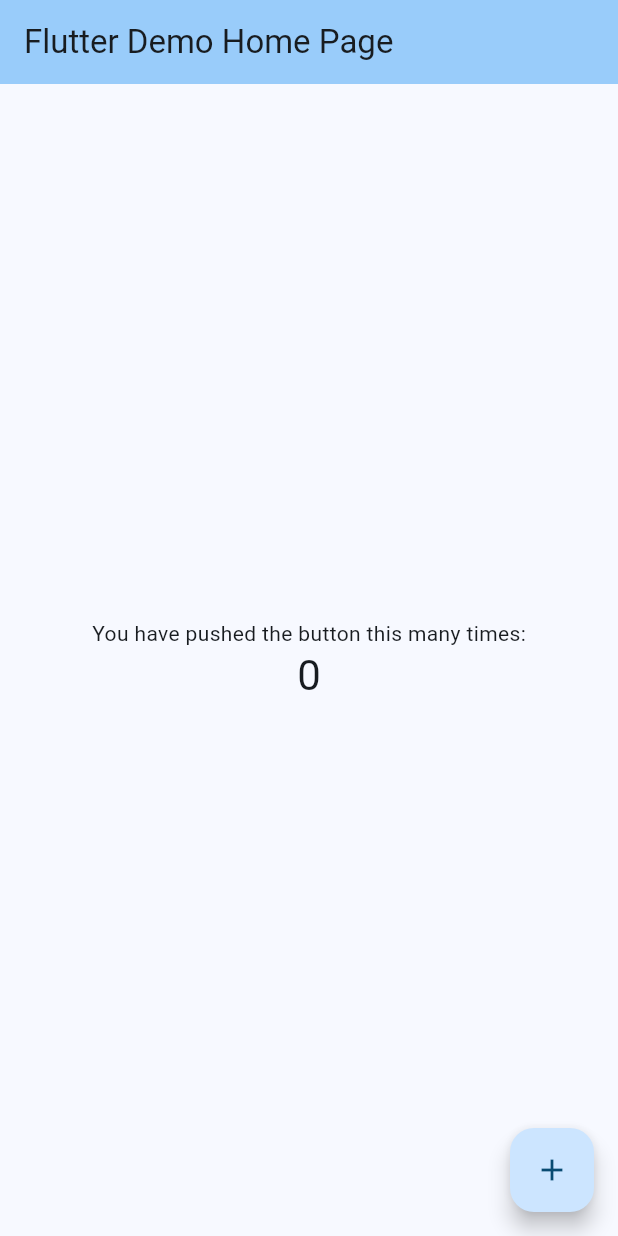
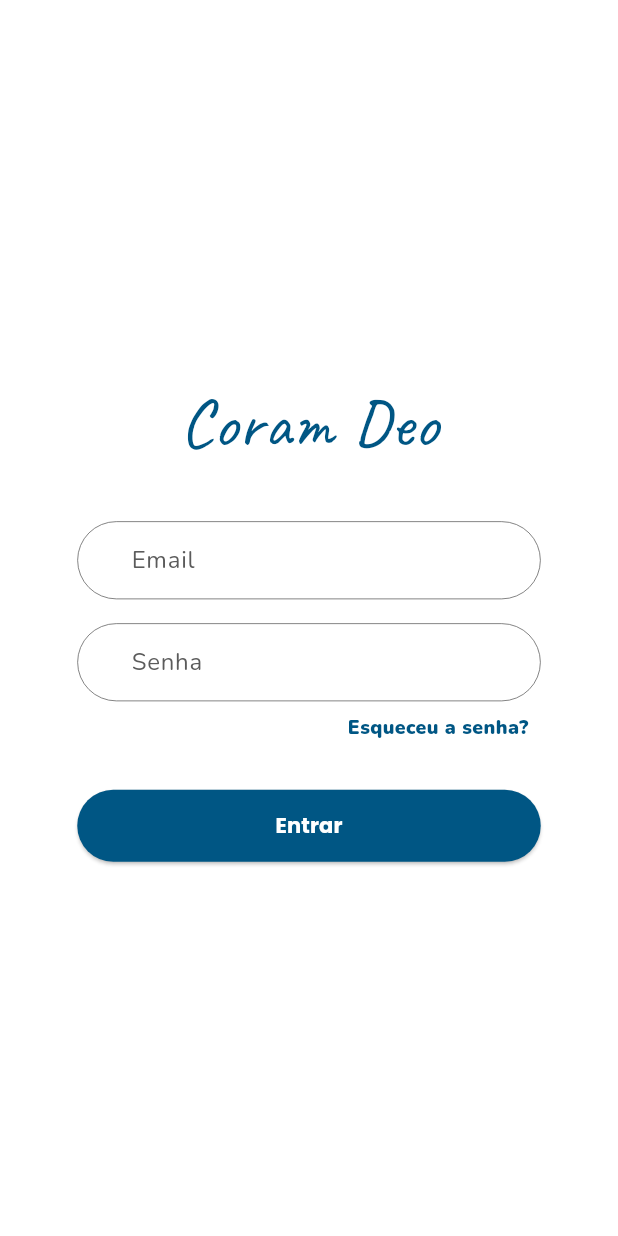
Before and after one commit to BrunoRisso58/coram-deo-mobile, a Flutter app: the screen it shows after launch, on a phone screen of 412 x 824 dp. Run offline on Flutter 3.47's test engine with Material 3 defaults, Android fonts, the phone set to English and light mode, and no system bars; our stand-ins replace google_fonts, shared_preferences.

Commit message:
Feat: login

```diff
--- /dev/null
+++ b/lib/constants/api.dart
@@ -0,0 +1,3 @@
+class ApiConfig {
+  static const String baseUrl = 'https://api.coramdeo-app.com/api';
+}
--- a/lib/main.dart
+++ b/lib/main.dart
@@ -1,7 +1,8 @@
 import 'package:flutter/material.dart';
 import 'theme/app_colors.dart';
+import 'screens/login_screen.dart';
 
-void main() {
+void main() async {
   runApp(const MyApp());
 }
 
@@ -12,112 +13,17 @@
   @override
   Widget build(BuildContext context) {
     return MaterialApp(
-      title: 'Flutter Demo',
+      title: 'Coram Deo',
+      debugShowCheckedModeBanner: false,
       theme: ThemeData(
-        // This is the theme of your application.
-        //
-        // TRY THIS: Try running your application with "flutter run". You'll see
-        // the application has a purple toolbar. Then, without quitting the app,
-        // try changing the seedColor in the colorScheme below to Colors.green
-        // and then invoke "hot reload" (save your changes or press the "hot
-        // reload" button in a Flutter-supported IDE, or press "r" if you used
-        // the command line to start the app).
-        //
-        // Notice that the counter didn't reset back to zero; the application
-        // state is not lost during the reload. To reset the state, use hot
-        // restart instead.
-        //
-        // This works for code too, not just values: Most code changes can be
-        // tested with just a hot reload.
-        colorScheme: ColorScheme.fromSeed(seedColor: AppColors.primary),
+        primaryColor: AppColors.primary,
+        scaffoldBackgroundColor: AppColors.primary,
+        colorScheme: ColorScheme.fromSeed(
+          seedColor: AppColors.primary
+        ),
+        useMaterial3: true,
       ),
-      home: const MyHomePage(title: 'Flutter Demo Home Page'),
+      home: LoginScreen(),
     );
   }
 }
-
-class MyHomePage extends StatefulWidget {
-  const MyHomePage({super.key, required this.title});
-
-  // This widget is the home page of your application. It is stateful, meaning
-  // that it has a State object (defined below) that contains fields that affect
-  // how it looks.
-
-  // This class is the configuration for the state. It holds the values (in this
-  // case the title) provided by the parent (in this case the App widget) and
-  // used by the build method of the State. Fields in a Widget subclass are
-  // always marked "final".
-
-  final String title;
-
-  @override
-  State<MyHomePage> createState() => _MyHomePageState();
-}
-
-class _MyHomePageState extends State<MyHomePage> {
-  int _counter = 0;
-
-  void _incrementCounter() {
-    setState(() {
-      // This call to setState tells the Flutter framework that something has
-      // changed in this State, which causes it to rerun the build method below
-      // so that the display can reflect the updated values. If we changed
-      // _counter without calling setState(), then the build method would not be
-      // called again, and so nothing would appear to happen.
-      _counter++;
-    });
-  }
-
-  @override
-  Widget build(BuildContext context) {
-    // This method is rerun every time setState is called, for instance as done
-    // by the _incrementCounter method above.
-    //
-    // The Flutter framework has been optimized to make rerunning build methods
-    // fast, so that you can just rebuild anything that needs updating rather
-    // than having to individually change instances of widgets.
-    return Scaffold(
-      appBar: AppBar(
-        // TRY THIS: Try changing the color here to a specific color (to
-        // Colors.amber, perhaps?) and trigger a hot reload to see the AppBar
-        // change color while the other colors stay the same.
-        backgroundColor: Theme.of(context).colorScheme.inversePrimary,
-        // Here we take the value from the MyHomePage object that was created by
-        // the App.build method, and use it to set our appbar title.
-        title: Text(widget.title),
-      ),
-      body: Center(
-        // Center is a layout widget. It takes a single child and positions it
-        // in the middle of the parent.
-        child: Column(
-          // Column is also a layout widget. It takes a list of children and
-          // arranges them vertically. By default, it sizes itself to fit its
-          // children horizontally, and tries to be as tall as its parent.
-          //
-          // Column has various properties to control how it sizes itself and
-          // how it positions its children. Here we use mainAxisAlignment to
-          // center the children vertically; the main axis here is the vertical
-          // axis because Columns are vertical (the cross axis would be
-          // horizontal).
-          //
-          // TRY THIS: Invoke "debug painting" (choose the "Toggle Debug Paint"
-          // action in the IDE, or press "p" in the console), to see the
-          // wireframe for each widget.
-          mainAxisAlignment: MainAxisAlignment.center,
-          children: <Widget>[
-            const Text('You have pushed the button this many times:'),
-            Text(
-              '$_counter',
-              style: Theme.of(context).textTheme.headlineMedium,
-            ),
-          ],
-        ),
-      ),
-      floatingActionButton: FloatingActionButton(
-        onPressed: _incrementCounter,
-        tooltip: 'Increment',
-        child: const Icon(Icons.add),
-      ), // This trailing comma makes auto-formatting nicer for build methods.
-    );
-  }
-}
--- /dev/null
+++ b/lib/screens/login_screen.dart
@@ -0,0 +1,137 @@
+import 'package:flutter/material.dart';
+import 'package:google_fonts/google_fonts.dart';
+import '../theme/app_colors.dart';
+import '../widgets/login_form_text_field.dart';
+import '../widgets/login_button.dart';
+import '../constants/api.dart';
+import '../services/AuthService.dart';
+
+class LoginScreen extends StatefulWidget {
+  const LoginScreen({super.key});
+
+  @override
+  State<LoginScreen> createState() => _LoginScreenState();
+}
+
+class _LoginScreenState extends State<LoginScreen> {
+  final Uri url = Uri.parse('${ApiConfig.baseUrl}/login');
+
+  final TextEditingController emailController = TextEditingController();
+  final TextEditingController passwordController = TextEditingController();
+
+  final AuthService authService = AuthService();
+
+  final FocusNode emailFocusNode = FocusNode();
+  final FocusNode passwordFocusNode = FocusNode();
+  Color emailBorderColor = AppColors.grayField;
+  Color passwordBorderColor = AppColors.grayField;
+
+  @override
+  void dispose() {
+    emailFocusNode.dispose();
+    passwordFocusNode.dispose();
+    super.dispose();
+  }
+
+  Future<void> _handleLogin() async {
+    String email = emailController.text;
+    String password = passwordController.text;
+
+    setState(() {
+      if (email.isEmpty) {
+        emailBorderColor = AppColors.error;
+      } else {
+        emailBorderColor = AppColors.grayField;
+      }
+
+      if (password.isEmpty) {
+        passwordBorderColor = AppColors.error;
+      } else {
+        passwordBorderColor = AppColors.grayField;
+      }
+    });
+
+    if (email.isEmpty || password.isEmpty) {
+      showSnackBar('Preencha todos os campos!');
+      return;
+    }
+
+    bool success = await authService.login(email, password);
+    if (success) {
+      print('Deu certo!'); // TODO: go to the default page
+    } else {
+      showSnackBar('Email ou senha inválidos!');
+    }
+  }
+
+  ScaffoldFeatureController<SnackBar, SnackBarClosedReason> showSnackBar(message) {
+    return ScaffoldMessenger.of(context).showSnackBar(
+      SnackBar(
+        content: Text(message),
+        backgroundColor: AppColors.error,
+      ),
+    );
+  }
+
+  @override
+  Widget build(BuildContext context) {
+    return Scaffold(
+      backgroundColor: AppColors.white,
+      body: Padding(
+        padding: const EdgeInsets.all(24.0),
+        child: Center(
+          child: Column(
+            mainAxisSize: MainAxisSize.min,
+            mainAxisAlignment: MainAxisAlignment.center,
+            crossAxisAlignment: CrossAxisAlignment.center,
+            children: [
+              Text(
+                'Coram Deo',
+                style: GoogleFonts.caveat(
+                  fontSize: 46,
+                  fontWeight: FontWeight.normal,
+                  color: AppColors.primary,
+                ),
+              ),
+              const SizedBox(height: 32),
+              LoginFormTextField(
+                labelText: 'Email',
+                type: 'email',
+                controller: emailController,
+                focusNode: emailFocusNode,
+                borderColor: emailBorderColor,
+              ),
+              const SizedBox(height: 16),
+              LoginFormTextField(
+                labelText: 'Senha',
+                type: 'password',
+                controller: passwordController,
+                focusNode: passwordFocusNode,
+                borderColor: passwordBorderColor,
+              ),
+              Container(
+                width: MediaQuery.of(context).size.width * 0.75,
+                child: Padding(
+                  padding: const EdgeInsets.only(top: 8.0, right: 8.0),
+                  child: Text(
+                    'Esqueceu a senha?',
+                    textAlign: TextAlign.end,
+                    style: GoogleFonts.nunito(
+                      fontSize: 13,
+                      fontWeight: FontWeight.w900,
+                      color: AppColors.primary,
+                    ),
+                  ),
+                ),
+              ),
+              const SizedBox(height: 32),
+              LoginButton(
+                onPressed: _handleLogin,  // Passe a função para o botão
+              ),
+            ],
+          ),
+        ),
+      ),
+    );
+  }
+}
--- /dev/null
+++ b/lib/services/AuthService.dart
@@ -0,0 +1,42 @@
+import 'dart:convert';
+import 'package:shared_preferences/shared_preferences.dart';
+import 'package:http/http.dart' as http;
+import '../constants/api.dart';
+
+class AuthService {
+  Future<void> saveToken(String token) async {
+    final SharedPreferences prefs = await SharedPreferences.getInstance();
+    prefs.setString('auth_token', token);
+  }
+
+  Future<String?> getToken() async {
+    final SharedPreferences prefs = await SharedPreferences.getInstance();
+    return prefs.getString('auth_token');
+  }
+
+  Future<void> removeToken() async {
+    final SharedPreferences prefs = await SharedPreferences.getInstance();
+    prefs.remove('auth_token');
+}
+
+  Future<bool> login(String email, String senha) async {
+    final url = Uri.parse('${ApiConfig.baseUrl}/auth/login');
+
+    final response = await http.post(
+      url,
+      headers: {'Content-Type': 'application/json'},
+      body: jsonEncode({
+        'email': email,
+        'password': senha,
+      }),
+    );
+
+    if (response.statusCode == 200) {
+      final data = jsonDecode(response.body);
+      saveToken(data['data']['token']);
+      return true;
+    } else {
+      return false;
+    }
+  }
+}
--- a/lib/theme/app_colors.dart
+++ b/lib/theme/app_colors.dart
@@ -7,4 +7,5 @@
   static const Color accent = Color(0xFFF4B400);
   static const Color error = Color(0xFFFF3131);
   static const Color white = Color(0xFFFFFFFF);
+  static const Color grayField = Color(0xFF5b5b5b);
 }
--- /dev/null
+++ b/lib/widgets/login_button.dart
@@ -0,0 +1,41 @@
+import 'package:flutter/material.dart';
+// import '../services/AuthService.dart';
+import '../theme/app_colors.dart';
+import 'package:google_fonts/google_fonts.dart';
+
+class LoginButton extends StatelessWidget {
+  final VoidCallback onPressed;
+
+  const LoginButton({
+    required this.onPressed,
+    super.key,
+  });
+
+  @override
+  Widget build(BuildContext context) {
+    return Container(
+      width: MediaQuery.of(context).size.width * 0.75,
+      child: ElevatedButton(
+        onPressed: onPressed,
+        style: ElevatedButton.styleFrom(
+          backgroundColor: AppColors.primary,
+          padding: EdgeInsets.symmetric(
+            horizontal: 32.0,
+            vertical: 14.0,
+          ),
+          shape: RoundedRectangleBorder(
+            borderRadius: BorderRadius.circular(32.0),
+          ),
+        ),
+        child: Text(
+          'Entrar',
+          style: GoogleFonts.poppins(
+            fontSize: 14,
+            fontWeight: FontWeight.bold,
+            color: AppColors.white,
+          ),
+        ),
+      ),
+    );
+  }
+}
--- /dev/null
+++ b/lib/widgets/login_form_text_field.dart
@@ -0,0 +1,63 @@
+import 'package:flutter/material.dart';
+import 'package:google_fonts/google_fonts.dart';
+import '../theme/app_colors.dart';
+
+class LoginFormTextField extends StatelessWidget {
+  final String labelText;
+  final String type;
+  final TextEditingController controller;
+  final FocusNode focusNode;
+  final Color borderColor;
+
+  const LoginFormTextField({
+    required this.labelText,
+    required this.type,
+    required this.controller,
+    required this.focusNode,
+    required this.borderColor,
+    super.key,
+  }) : assert(type == 'email' || type == 'password', 'Type must be either "email" or "password"');
+
+  @override
+  Widget build(BuildContext context) {
+    var textStyle = GoogleFonts.nunito(
+      fontSize: 16,
+      fontWeight: FontWeight.normal,
+      color: AppColors.grayField,
+    );
+
+    return Container(
+      width: MediaQuery.of(context).size.width * 0.75,
+      child: TextField(
+        controller: controller,
+        focusNode: focusNode,
+        keyboardType: type == 'email' ? TextInputType.emailAddress : TextInputType.visiblePassword,
+        obscureText: type == 'password',
+        style: textStyle,
+        decoration: InputDecoration(
+          labelText: labelText,
+          labelStyle: textStyle,
+          border: OutlineInputBorder(),
+          focusedBorder: OutlineInputBorder(
+            borderSide: BorderSide(
+              color: AppColors.primary,
+              width: 1.5,
+            ),
+            borderRadius: BorderRadius.circular(32.0),
+          ),
+          enabledBorder: OutlineInputBorder(
+            borderSide: BorderSide(
+              color: borderColor,
+              width: 0.5,
+            ),
+            borderRadius: BorderRadius.circular(32.0),
+          ),
+          contentPadding: EdgeInsets.symmetric(
+            horizontal: 32.0,
+            vertical: 14.0,
+          ),
+        ),
+      ),
+    );
+  }
+}
--- a/pubspec.yaml
+++ b/pubspec.yaml
@@ -30,6 +30,9 @@
 dependencies:
   flutter:
     sdk: flutter
+  google_fonts: ^6.2.1
+  http: ^1.0.0
+  shared_preferences: ^2.1.0
 
   # The following adds the Cupertino Icons font to your application.
   # Use with the CupertinoIcons class for iOS style icons.
```
Also changed, not shown: pubspec.lock, 2 other files.
